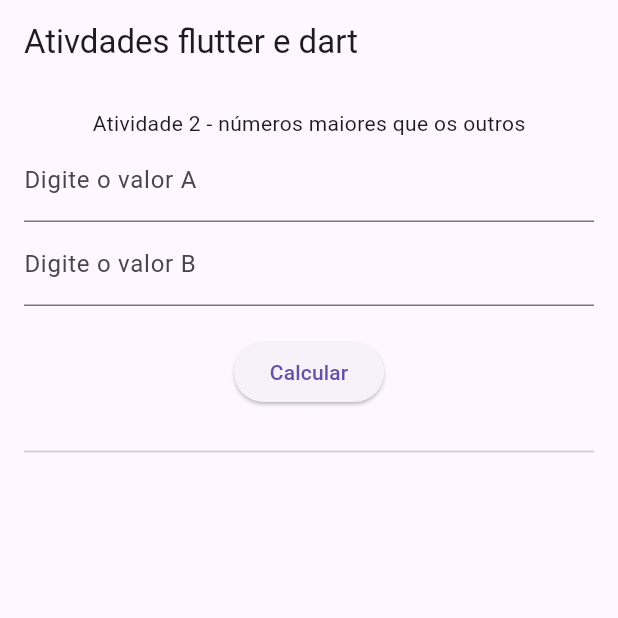
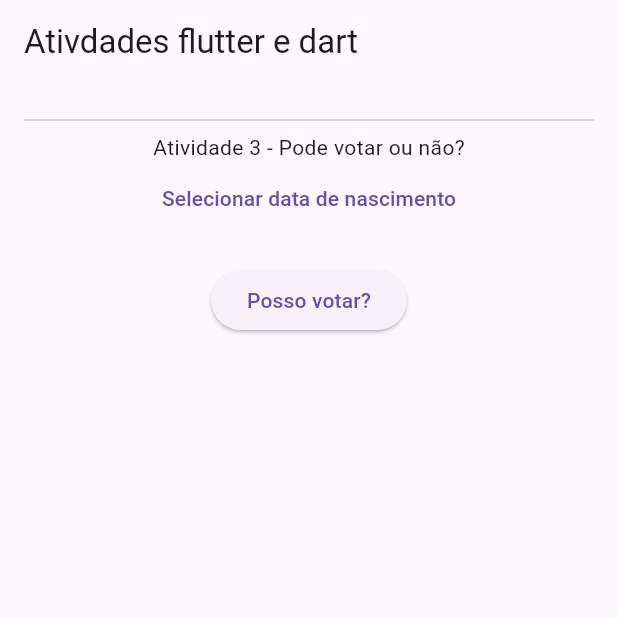
Before and after one commit to Victor-Valedev/Trilha-Mobile-Atividades, a Flutter app: the screen it shows after launch, on a phone screen of 412 x 824 dp, the top half of it. Run offline on Flutter 3.47's test engine with Material 3 defaults, Android fonts, the phone set to English and light mode, and no system bars.

Commit message:
Atividade 3

```diff
--- a/lib/atividades/atividade_2.dart
+++ /dev/null
@@ -1,58 +0,0 @@
-import 'package:flutter/material.dart';
-
-class Atividade2 extends StatefulWidget {
-  @override
-  State<Atividade2> createState() => _Atividade2State();
-}
-
-class _Atividade2State extends State<Atividade2> {
-  final valor1 = TextEditingController();
-  final valor2 = TextEditingController();
-  String _resultado = '';
-
-  _lerNumeros() {
-    final numero1 = int.tryParse(valor1.text);
-    final numero2 = int.tryParse(valor2.text);
-
-    if (numero1 != numero2) {
-      setState(() {
-        _resultado =
-            numero1! > numero2!
-                ? 'Valor A é maior que o Valor B!'
-                : 'Valor B é maior que o Valor A!';
-      });
-    } else if (numero1 == null || numero2 == null) {
-      setState(() {
-        _resultado = 'Digite valores válidos nos campos!';
-      });
-    } else {
-      setState(() {
-        _resultado =
-            'Digite valores diferentes um do outro para saber qual o maior!';
-      });
-    }
-  }
-
-  @override
-  Widget build(BuildContext context) {
-    return Column(
-      mainAxisAlignment: MainAxisAlignment.center,
-      children: <Widget>[
-        Text('Atividade 2 - números maiores que os outros'),
-        TextField(
-          decoration: InputDecoration(labelText: 'Digite o valor A'),
-          controller: valor1,
-          keyboardType: TextInputType.numberWithOptions(decimal: true),
-        ),
-        TextField(
-          decoration: InputDecoration(labelText: 'Digite o valor B'),
-          controller: valor2,
-          keyboardType: TextInputType.numberWithOptions(decimal: true),
-        ),
-        SizedBox(height: 20),
-        ElevatedButton(onPressed: _lerNumeros, child: Text('Calcular')),
-        Text(_resultado),
-      ],
-    );
-  }
-}
--- /dev/null
+++ b/lib/atividades/atividade_3.dart
@@ -0,0 +1,63 @@
+//Escreva uma função que lê o ano de nascimento de uma pessoa. Mostre uma mensagem que diga se ela poderá ou não votar este ano (não é necessário considerar o mês em que a pessoa nasceu).
+
+import 'package:flutter/material.dart';
+
+class Atividade3 extends StatefulWidget {
+  @override
+  State<Atividade3> createState() => _Atividade3State();
+}
+
+class _Atividade3State extends State<Atividade3> {
+  final anoDeNascimento = TextEditingController();
+  String _resultado = '';
+  DateTime? _dataSelecionada;
+
+  _showDatePicker() {
+    showDatePicker(
+      context: context,
+      initialDate: DateTime(2009),
+      firstDate: DateTime(1900),
+      lastDate: DateTime.now(),
+      helpText: 'Selecione seu ano de nascimento.',
+    ).then((dataSelecionada) {
+      if (dataSelecionada == null) {
+        setState(() {
+          _resultado = 'Selecione uma data por favor.';
+        });
+        return;
+      }
+
+      setState(() {
+        _dataSelecionada = dataSelecionada;
+      });
+    });
+  }
+
+  _podeVotarOuNao() {
+    final anoNascimento = _dataSelecionada?.year;
+    setState(() {
+      _resultado =
+          anoNascimento! <= 2009
+              ? 'Parabéns, você já pode votar esse ano!'
+              : 'Infelizmente você ainda não pode votar nesse ano.';
+    });
+  }
+
+  @override
+  Widget build(BuildContext context) {
+    return Column(
+      mainAxisAlignment: MainAxisAlignment.center,
+      children: <Widget>[
+        Text('Atividade 3 - Pode votar ou não?'),
+        TextButton(
+          onPressed: _showDatePicker,
+          child: Text('Selecionar data de nascimento'),
+        ),
+        SizedBox(height: 20),
+        ElevatedButton(onPressed: _podeVotarOuNao, child: Text('Posso votar?')),
+        SizedBox(height: 20),
+        Text(_resultado),
+      ],
+    );
+  }
+}
--- a/lib/main.dart
+++ b/lib/main.dart
@@ -1,5 +1,5 @@
 import 'package:flutter/material.dart';
-import 'package:trilhamobile/atividades/atividade_2.dart';
+import 'package:trilhamobile/atividades/atividade_3.dart';
 
 
 void main() => runApp(MaterialApp(
@@ -17,8 +17,8 @@
           padding: EdgeInsets.all(16),
           child: Column(
             children: <Widget> [
-              Atividade2(),
               Divider(),
+              Atividade3()
             ],
           ),
         ),
```
